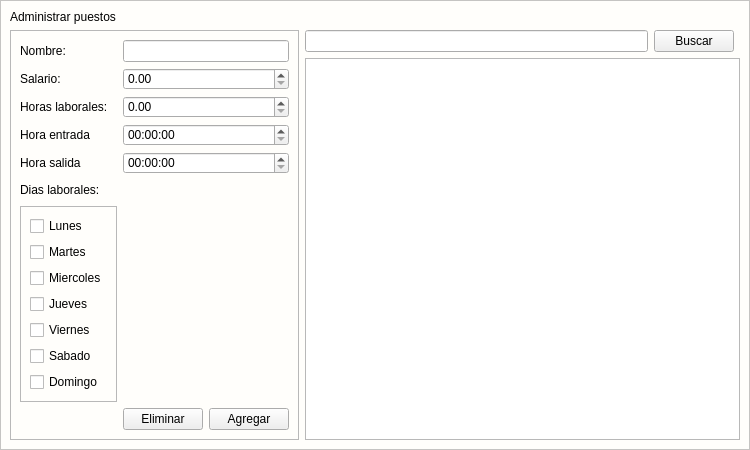
LAngelVp/software-punto-de-venta, file app/View/UserInterfaceUi/UI_ADMINISTRAR_PUESTOS.ui: the form before one commit.
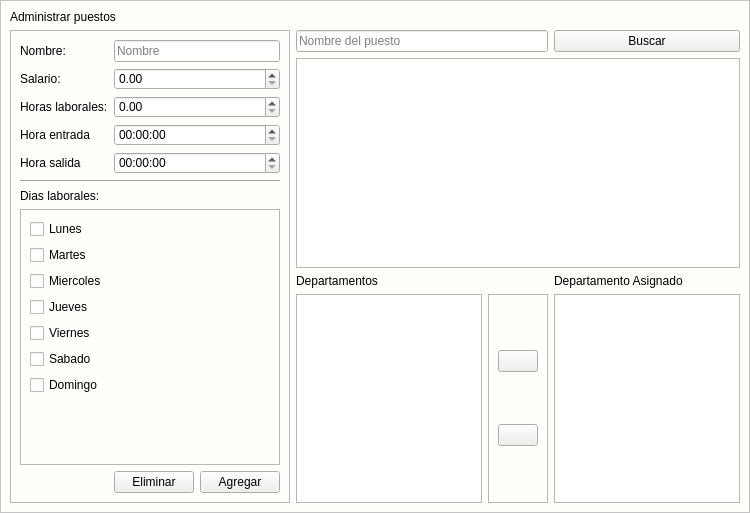
The form after the commit. Icons and pictures are not drawn.

Commit message: Agregue la ventana de administracion de sucursales, departamentos y puestos

Diff of the .ui file:
```diff
--- a/app/View/UserInterfaceUi/UI_ADMINISTRAR_PUESTOS.ui
+++ b/app/View/UserInterfaceUi/UI_ADMINISTRAR_PUESTOS.ui
@@ -7,19 +7,19 @@
     <x>0</x>
     <y>0</y>
     <width>750</width>
-    <height>450</height>
+    <height>513</height>
    </rect>
   </property>
   <property name="minimumSize">
    <size>
-    <width>750</width>
-    <height>450</height>
+    <width>0</width>
+    <height>0</height>
    </size>
   </property>
   <property name="maximumSize">
    <size>
-    <width>750</width>
-    <height>450</height>
+    <width>16777215</width>
+    <height>16777215</height>
    </size>
   </property>
   <property name="windowTitle">
@@ -44,6 +44,12 @@
 font-family:Arial;
 color: #1d1c1c;
 }
+[objectName*=&quot;etiquetasubtitulo_&quot;]{
+font-size: 15px;
+font-weight:bold;
+font-family:Arial;
+color: #1d1c1c;
+}
 [objectName*=&quot;txt_&quot;]{
 font-size: 14px;
 font-family:Arial;
@@ -179,43 +185,14 @@
       <enum>QFrame::Raised</enum>
      </property>
      <layout class="QGridLayout" name="gridLayout_2">
-      <item row="0" column="0">
-       <widget class="QLabel" name="etiquetaTitulo_administrarpuestos">
-        <property name="text">
-         <string>Administrar puestos</string>
+      <item row="1" column="1" colspan="2">
+       <widget class="QLineEdit" name="txt_buscarpuesto">
+        <property name="placeholderText">
+         <string>Nombre del puesto</string>
         </property>
        </widget>
       </item>
-      <item row="2" column="1" colspan="3">
-       <widget class="QTableWidget" name="tabla_puestos">
-        <property name="showGrid">
-         <bool>true</bool>
-        </property>
-        <property name="sortingEnabled">
-         <bool>false</bool>
-        </property>
-        <property name="wordWrap">
-         <bool>true</bool>
-        </property>
-        <property name="cornerButtonEnabled">
-         <bool>true</bool>
-        </property>
-       </widget>
-      </item>
-      <item row="1" column="1">
-       <widget class="QLineEdit" name="txt_buscarpuesto"/>
-      </item>
-      <item row="1" column="2">
-       <widget class="QPushButton" name="btn_btn_buscarpuesto">
-        <property name="cursor">
-         <cursorShape>PointingHandCursor</cursorShape>
-        </property>
-        <property name="text">
-         <string>Buscar</string>
-        </property>
-       </widget>
-      </item>
-      <item row="1" column="0" rowspan="2">
+      <item row="1" column="0" rowspan="4">
        <widget class="QFrame" name="contenedor_formulario">
         <property name="styleSheet">
          <string notr="true"/>
@@ -227,7 +204,91 @@
          <enum>QFrame::Raised</enum>
         </property>
         <layout class="QGridLayout" name="gridLayout_3">
-         <item row="6" column="0">
+         <item row="4" column="0">
+          <widget class="QLabel" name="etiqueta_horasalida">
+           <property name="text">
+            <string>Hora salida</string>
+           </property>
+          </widget>
+         </item>
+         <item row="4" column="1" colspan="2">
+          <widget class="QTimeEdit" name="tiempo_horasalida">
+           <property name="calendarPopup">
+            <bool>true</bool>
+           </property>
+          </widget>
+         </item>
+         <item row="9" column="1">
+          <widget class="QPushButton" name="btn_btn_eliminar">
+           <property name="text">
+            <string>Eliminar</string>
+           </property>
+          </widget>
+         </item>
+         <item row="1" column="1" colspan="2">
+          <widget class="QDoubleSpinBox" name="decimal_salario">
+           <property name="maximum">
+            <double>9999999999999999635896294965248.000000000000000</double>
+           </property>
+          </widget>
+         </item>
+         <item row="0" column="1" colspan="2">
+          <widget class="QLineEdit" name="txt_nombrepuesto">
+           <property name="placeholderText">
+            <string>Nombre</string>
+           </property>
+          </widget>
+         </item>
+         <item row="3" column="1" colspan="2">
+          <widget class="QTimeEdit" name="tiempo_horaentrada">
+           <property name="calendarPopup">
+            <bool>true</bool>
+           </property>
+          </widget>
+         </item>
+         <item row="2" column="1" colspan="2">
+          <widget class="QDoubleSpinBox" name="decimal_horaslaborales">
+           <property name="maximum">
+            <double>9999999999999999635896294965248.000000000000000</double>
+           </property>
+          </widget>
+         </item>
+         <item row="3" column="0">
+          <widget class="QLabel" name="etiqueta_horaentrada">
+           <property name="text">
+            <string>Hora entrada</string>
+           </property>
+          </widget>
+         </item>
+         <item row="9" column="2">
+          <widget class="QPushButton" name="btn_btn_agregar">
+           <property name="text">
+            <string>Agregar</string>
+           </property>
+          </widget>
+         </item>
+         <item row="2" column="0">
+          <widget class="QLabel" name="etiqueta_horas_laborales">
+           <property name="text">
+            <string>Horas laborales:</string>
+           </property>
+          </widget>
+         </item>
+         <item row="1" column="0">
+          <widget class="QLabel" name="etiqueta_salario">
+           <property name="text">
+            <string>Salario:</string>
+           </property>
+          </widget>
+         </item>
+         <item row="0" column="0">
+          <widget class="QLabel" name="etiqueta_nombrepuesto">
+           <property name="text">
+            <string>Nombre:</string>
+           </property>
+          </widget>
+         </item>
+         <item row="7" column="0" colspan="3">
           <widget class="QFrame" name="contenedor_diaslaborales">
            <property name="frameShape">
             <enum>QFrame::StyledPanel</enum>
@@ -285,91 +346,128 @@
               </property>
              </widget>
             </item>
+            <item row="7" column="0">
+             <spacer name="verticalSpacer">
+              <property name="orientation">
+               <enum>Qt::Vertical</enum>
+              </property>
+              <property name="sizeHint" stdset="0">
+               <size>
+                <width>20</width>
+                <height>40</height>
+               </size>
+              </property>
+             </spacer>
+            </item>
            </layout>
           </widget>
          </item>
-         <item row="5" column="0">
+         <item row="6" column="0" colspan="3">
           <widget class="QLabel" name="etiqueta_diaslaborales">
            <property name="text">
             <string>Dias laborales:</string>
            </property>
           </widget>
          </item>
-         <item row="4" column="0">
-          <widget class="QLabel" name="etiqueta_horasalida">
-           <property name="text">
-            <string>Hora salida</string>
+         <item row="5" column="0" colspan="3">
+          <widget class="Line" name="line">
+           <property name="orientation">
+            <enum>Qt::Horizontal</enum>
            </property>
           </widget>
          </item>
+        </layout>
+       </widget>
+      </item>
+      <item row="4" column="2">
+       <widget class="QFrame" name="contenedor_botonesvincular">
+        <property name="frameShape">
+         <enum>QFrame::StyledPanel</enum>
+        </property>
+        <property name="frameShadow">
+         <enum>QFrame::Raised</enum>
+        </property>
+        <layout class="QGridLayout" name="gridLayout_4">
          <item row="0" column="0">
-          <widget class="QLabel" name="etiqueta_nombrepuesto">
+          <widget class="QPushButton" name="btn_btn_vincular">
+           <property name="cursor">
+            <cursorShape>PointingHandCursor</cursorShape>
+           </property>
+           <property name="toolTip">
+            <string>Vincular</string>
+           </property>
            <property name="text">
-            <string>Nombre:</string>
+            <string/>
+           </property>
+           <property name="icon">
+            <iconset resource="../../Source/ibootstrap.qrc">
+             <normaloff>:/Icons/Bootstrap/arrow-right-circle.svg</normaloff>:/Icons/Bootstrap/arrow-right-circle.svg</iconset>
            </property>
           </widget>
          </item>
          <item row="1" column="0">
-          <widget class="QLabel" name="etiqueta_salario">
-           <property name="text">
-            <string>Salario:</string>
+          <widget class="QPushButton" name="btn_btn_desvincular">
+           <property name="cursor">
+            <cursorShape>PointingHandCursor</cursorShape>
            </property>
-          </widget>
-         </item>
-         <item row="2" column="0">
-          <widget class="QLabel" name="etiqueta_horas_laborales">
-           <property name="text">
-            <string>Horas laborales:</string>
+           <property name="toolTip">
+            <string>Desvincular</string>
            </property>
-          </widget>
-         </item>
-         <item row="3" column="0">
-          <widget class="QLabel" name="etiqueta_horaentrada">
            <property name="text">
-            <string>Hora entrada</string>
+            <string/>
            </property>
-          </widget>
-         </item>
-         <item row="8" column="2">
-          <widget class="QPushButton" name="btn_btn_agregar">
-           <property name="text">
-            <string>Agregar</string>
+           <property name="icon">
+            <iconset resource="../../Source/ibootstrap.qrc">
+             <normaloff>:/Icons/Bootstrap/arrow-left-circle.svg</normaloff>:/Icons/Bootstrap/arrow-left-circle.svg</iconset>
            </property>
           </widget>
          </item>
-         <item row="8" column="1">
-          <widget class="QPushButton" name="btn_btn_eliminar">
-           <property name="text">
-            <string>Eliminar</string>
-           </property>
-          </widget>
-         </item>
-         <item row="4" column="1" colspan="2">
-          <widget class="QTimeEdit" name="tiempo_horasalida">
-           <property name="calendarPopup">
-            <bool>true</bool>
-           </property>
-          </widget>
-         </item>
-         <item row="3" column="1" colspan="2">
-          <widget class="QTimeEdit" name="tiempo_horaentrada">
-           <property name="calendarPopup">
-            <bool>true</bool>
-           </property>
-          </widget>
-         </item>
-         <item row="2" column="1" colspan="2">
-          <widget class="QDoubleSpinBox" name="decimal_horaslaborales"/>
-         </item>
-         <item row="1" column="1" colspan="2">
-          <widget class="QDoubleSpinBox" name="decimal_salario"/>
-         </item>
-         <item row="0" column="1" colspan="2">
-          <widget class="QLineEdit" name="txt_nombrepuesto"/>
-         </item>
         </layout>
        </widget>
       </item>
+      <item row="0" column="0">
+       <widget class="QLabel" name="etiquetaTitulo_administrarpuestos">
+        <property name="text">
+         <string>Administrar puestos</string>
+        </property>
+       </widget>
+      </item>
+      <item row="4" column="1">
+       <widget class="QListWidget" name="lista_departamentosexistentes"/>
+      </item>
+      <item row="3" column="3">
+       <widget class="QLabel" name="etiquetasubtitulo_departamentosvinculadas">
+        <property name="text">
+         <string>Departamento Asignado</string>
+        </property>
+        <property name="wordWrap">
+         <bool>true</bool>
+        </property>
+       </widget>
+      </item>
+      <item row="2" column="1" colspan="3">
+       <widget class="QTableView" name="tabla_listapuestos"/>
+      </item>
+      <item row="4" column="3">
+       <widget class="QListWidget" name="lista_departamentosvinculadas"/>
+      </item>
+      <item row="3" column="1">
+       <widget class="QLabel" name="etiquetasubtitulo_departamentosexistentes">
+        <property name="text">
+         <string>Departamentos</string>
+        </property>
+       </widget>
+      </item>
+      <item row="1" column="3">
+       <widget class="QPushButton" name="btn_btn_buscarpuesto">
+        <property name="cursor">
+         <cursorShape>PointingHandCursor</cursorShape>
+        </property>
+        <property name="text">
+         <string>Buscar</string>
+        </property>
+       </widget>
+      </item>
      </layout>
     </widget>
    </item>
```
The commit also changes 29 other files.
